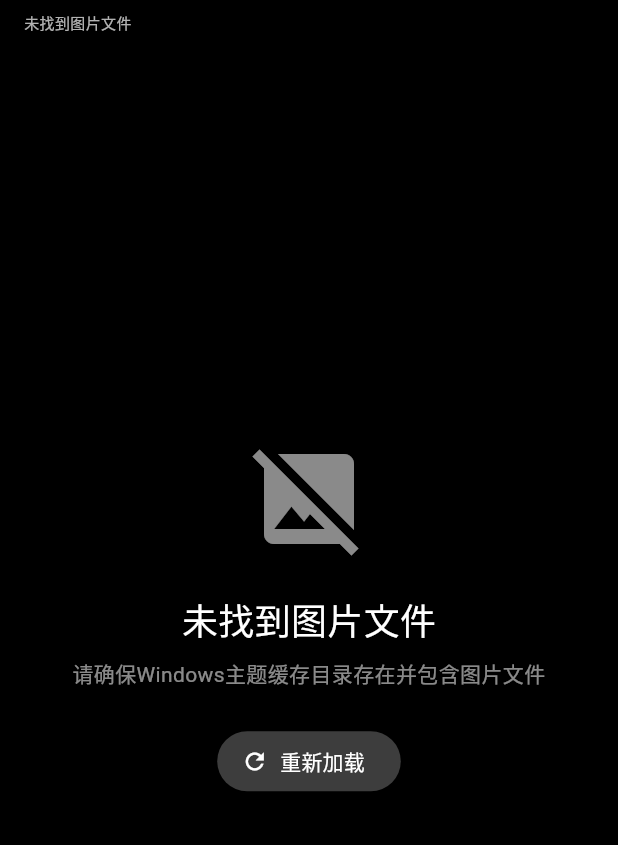
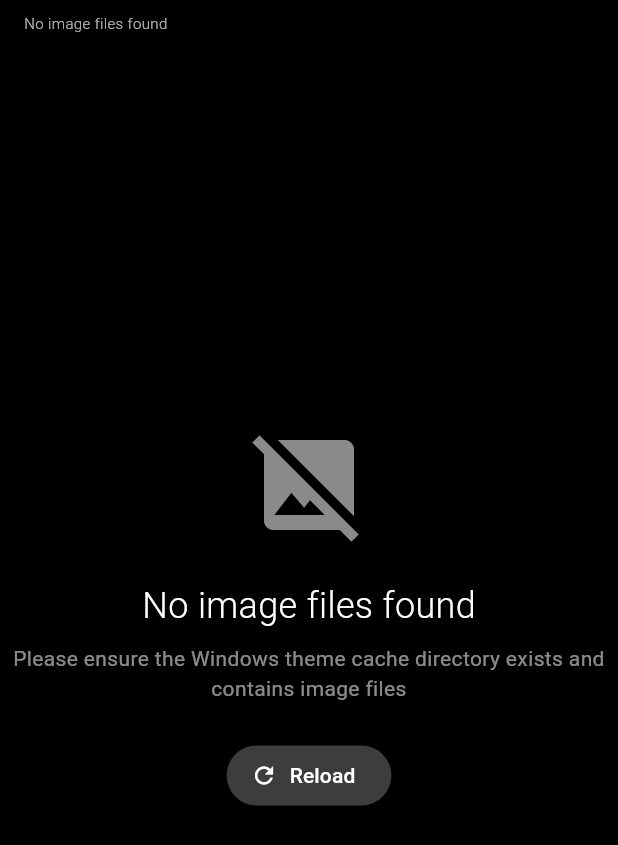
Before and after one commit to c2hy/wall-grab, a Flutter app: the screen it shows after launch, on a phone screen of 412 x 824 dp. Shown: the top 845 px of the screen. Run offline on Flutter 3.47's test engine with Material 3 defaults, Android fonts, the phone set to English and light mode, and no system bars; our stand-ins replace file_picker.

```diff
--- a/lib/main.dart
+++ b/lib/main.dart
@@ -3,16 +3,16 @@ import 'dart:io';
 import 'services/image_service.dart';
 
 void main() {
-  runApp(const MyApp());
+  runApp(const WallGapApp());
 }
 
-class MyApp extends StatelessWidget {
-  const MyApp({super.key});
+class WallGapApp extends StatelessWidget {
+  const WallGapApp({super.key});
 
   @override
   Widget build(BuildContext context) {
     return MaterialApp(
-      title: 'Windows 主题图片管理器',
+      title: 'WallGap',
       theme: ThemeData(
         colorScheme: ColorScheme.fromSeed(seedColor: Colors.deepPurple),
         useMaterial3: true,
@@ -44,7 +44,7 @@ class _ImageViewerPageState extends State<ImageViewerPage> {
   Future<void> _loadImages() async {
     setState(() {
       _isLoading = true;
-      _statusMessage = '正在加载图片...';
+      _statusMessage = 'Loading images...';
     });
 
     try {
@@ -54,13 +54,13 @@ class _ImageViewerPageState extends State<ImageViewerPage> {
         _currentIndex = images.isNotEmpty ? 0 : -1;
         _isLoading = false;
         _statusMessage = images.isNotEmpty
-            ? '找到 ${images.length} 张图片'
-            : '未找到图片文件';
+            ? 'Found ${images.length} images'
+            : 'No image files found';
       });
     } catch (e) {
       setState(() {
         _isLoading = false;
-        _statusMessage = '加载图片失败: $e';
+        _statusMessage = 'Failed to load images: $e';
       });
     }
   }
@@ -76,7 +76,7 @@ class _ImageViewerPageState extends State<ImageViewerPage> {
       if (success) {
         ScaffoldMessenger.of(context).showSnackBar(
           const SnackBar(
-            content: Text('图片已保存'),
+            content: Text('Image saved'),
             backgroundColor: Colors.green,
             duration: Duration(seconds: 2),
           ),
@@ -84,7 +84,7 @@ class _ImageViewerPageState extends State<ImageViewerPage> {
       } else {
         ScaffoldMessenger.of(context).showSnackBar(
           const SnackBar(
-            content: Text('保存已取消'),
+            content: Text('Save cancelled'),
             backgroundColor: Colors.orange,
             duration: Duration(seconds: 2),
           ),
@@ -95,7 +95,7 @@ class _ImageViewerPageState extends State<ImageViewerPage> {
 
       ScaffoldMessenger.of(context).showSnackBar(
         SnackBar(
-          content: Text('保存图片时出错: $e'),
+          content: Text('Error saving image: $e'),
           backgroundColor: Colors.red,
           duration: const Duration(seconds: 3),
         ),
@@ -125,7 +125,7 @@ class _ImageViewerPageState extends State<ImageViewerPage> {
       backgroundColor: Colors.black,
       body: Stack(
         children: [
-          // 主图片显示区域
+          // Main image display area
           if (_isLoading)
             const Center(
               child: Column(
@@ -134,7 +134,7 @@ class _ImageViewerPageState extends State<ImageViewerPage> {
                   CircularProgressIndicator(color: Colors.white),
                   SizedBox(height: 16),
                   Text(
-                    '正在加载图片...',
+                    'Loading images...',
                     style: TextStyle(color: Colors.white, fontSize: 16),
                   ),
                 ],
@@ -152,7 +152,7 @@ class _ImageViewerPageState extends State<ImageViewerPage> {
                   ),
                   const SizedBox(height: 24),
                   const Text(
-                    '未找到图片文件',
+                    'No image files found',
                     style: TextStyle(
                       color: Colors.white,
                       fontSize: 24,
@@ -161,7 +161,7 @@ class _ImageViewerPageState extends State<ImageViewerPage> {
                   ),
                   const SizedBox(height: 8),
                   const Text(
-                    '请确保Windows主题缓存目录存在并包含图片文件',
+                    'Please ensure the Windows theme cache directory exists and contains image files',
                     style: TextStyle(
                       color: Colors.white54,
                       fontSize: 14,
@@ -172,7 +172,7 @@ class _ImageViewerPageState extends State<ImageViewerPage> {
                   ElevatedButton.icon(
                     onPressed: _loadImages,
                     icon: const Icon(Icons.refresh),
-                    label: const Text('重新加载'),
+                    label: const Text('Reload'),
                     style: ElevatedButton.styleFrom(
                       backgroundColor: Colors.white24,
                       foregroundColor: Colors.white,
@@ -199,7 +199,7 @@ class _ImageViewerPageState extends State<ImageViewerPage> {
                           ),
                           SizedBox(height: 16),
                           Text(
-                            '无法加载图片',
+                            'Unable to load image',
                             style: TextStyle(
                               color: Colors.white54,
                               fontSize: 16,
@@ -213,7 +213,7 @@ class _ImageViewerPageState extends State<ImageViewerPage> {
               ),
             ),
 
-          // 顶部状态栏
+          // Top status bar
           Positioned(
             top: 0,
             left: 0,
@@ -251,7 +251,7 @@ class _ImageViewerPageState extends State<ImageViewerPage> {
             ),
           ),
 
-          // 右上角透明保存按钮
+          // Top-right transparent save button
           if (_images.isNotEmpty)
             Positioned(
               top: 16,
@@ -273,7 +273,7 @@ class _ImageViewerPageState extends State<ImageViewerPage> {
                       color: Colors.white,
                       size: 24,
                     ),
-                    tooltip: '保存图片',
+                    tooltip: 'Save image',
                     style: IconButton.styleFrom(
                       padding: const EdgeInsets.all(12),
                     ),
@@ -282,7 +282,7 @@ class _ImageViewerPageState extends State<ImageViewerPage> {
               ),
             ),
 
-          // 底部导航区域
+          // Bottom navigation area
           if (_images.length > 1)
             Positioned(
               bottom: 0,
--- a/lib/services/image_service.dart
+++ b/lib/services/image_service.dart
@@ -3,22 +3,22 @@ import 'package:file_picker/file_picker.dart';
 
 class ImageService {
 
-  /// 获取Windows主题缓存目录路径
+  /// Get Windows theme cache directory path
   static String getThemeCachePath() {
     final userProfile = Platform.environment['USERPROFILE'];
     if (userProfile == null) {
-      throw Exception('无法获取用户配置文件路径');
+      throw Exception('Unable to get user profile path');
     }
     return '$userProfile\\AppData\\Roaming\\Microsoft\\Windows\\Themes\\CachedFiles';
   }
 
-  /// 读取主题缓存目录中的所有图片文件
+  /// Read all image files from theme cache directory
   static Future<List<File>> getThemeImages() async {
     try {
       final cacheDir = Directory(getThemeCachePath());
 
       if (!await cacheDir.exists()) {
-        // 主题缓存目录不存在
+        // Theme cache directory does not exist
         return [];
       }
 
@@ -40,33 +40,33 @@ class ImageService {
 
       return imageFiles;
     } catch (e) {
-      // 读取主题图片时出错
+      // Error reading theme images
       return [];
     }
   }
 
-  /// 获取桌面目录路径
+  /// Get desktop directory path
   static Future<String> getDesktopPath() async {
     try {
       final userProfile = Platform.environment['USERPROFILE'];
       if (userProfile == null) {
-        throw Exception('无法获取用户配置文件路径');
+        throw Exception('Unable to get user profile path');
       }
       return '$userProfile\\Desktop';
     } catch (e) {
-      // 获取桌面路径时出错
+      // Error getting desktop path
       rethrow;
     }
   }
 
-  /// 使用文件选择器保存图片
+  /// Save image using file picker
   static Future<bool> saveImageWithDialog(File sourceFile) async {
     try {
       final fileName = sourceFile.path.split('\\').last;
 
-      // 打开文件保存对话框
+      // Open file save dialog
       final result = await FilePicker.platform.saveFile(
-        dialogTitle: '保存图片',
+        dialogTitle: 'Save Image',
         fileName: fileName,
         type: FileType.custom,
         allowedExtensions: ['jpg', 'jpeg', 'png', 'bmp', 'gif'],
@@ -74,19 +74,19 @@ class ImageService {
       );
 
       if (result != null) {
-        // 复制文件到选择的位置
+        // Copy file to selected location
         await sourceFile.copy(result);
         return true;
       }
 
       return false;
     } catch (e) {
-      // 保存图片时出错
+      // Error saving image
       return false;
     }
   }
 
-  /// 检查文件是否为有效的图片文件
+  /// Check if file is a valid image file
   static bool isValidImageFile(File file) {
     try {
       final extension = file.path.toLowerCase();
@@ -100,7 +100,7 @@ class ImageService {
     }
   }
 
-  /// 获取文件大小（人类可读格式）
+  /// Get file size (human readable format)
   static String getFileSizeString(int bytes) {
     if (bytes < 1024) {
       return '$bytes B';
```
Also changed, not shown: pubspec.yaml (+2 -70 lines), 4 other files.
